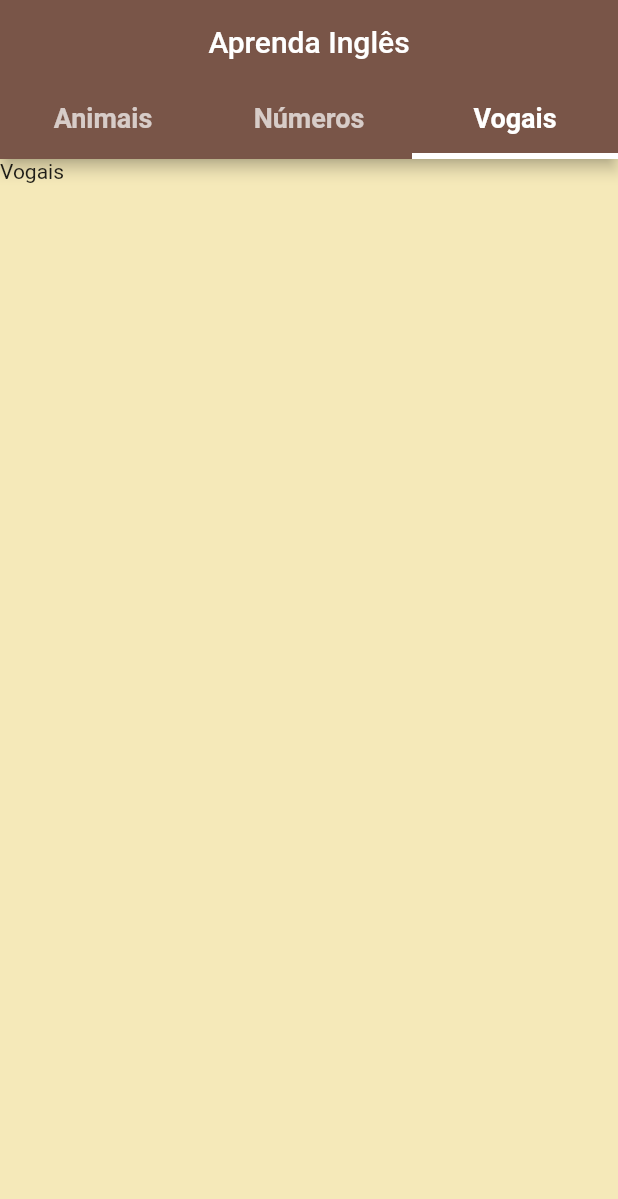
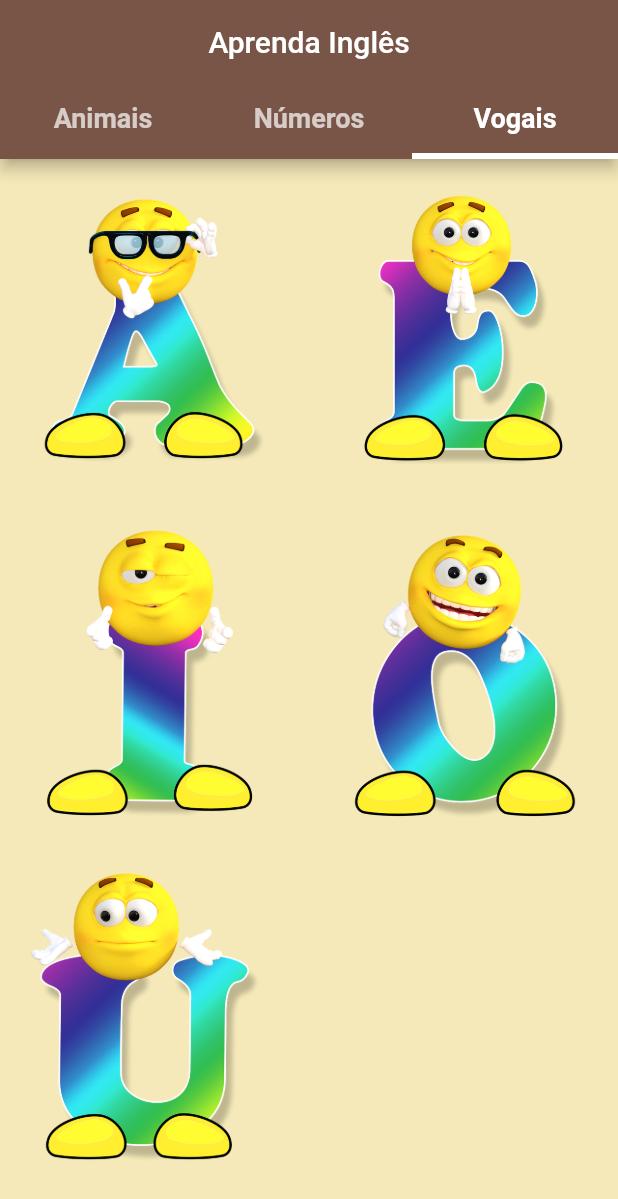
Before and after one commit to v-andrade-dev/flutter-estudos, a Flutter app: the screen it shows after launch, tab 3 chosen, on a phone screen of 412 x 824 dp. Shown: the top 1199 px of the screen. Run offline on Flutter 3.47's test engine with Material 2 defaults, Android fonts, the light colour scheme and no system bars; our stand-ins replace audioplayers, flutter_dotenv, youtube_player_flutter.

Commit message:
[learning-english] Implementado tela das vogais

```diff
--- a/learning_english/lib/screens/vowels.dart
+++ b/learning_english/lib/screens/vowels.dart
@@ -1,4 +1,5 @@
 import 'package:flutter/material.dart';
+import 'package:audioplayers/audioplayers.dart';
 
 class Vowels extends StatefulWidget {
   @override
@@ -6,10 +7,54 @@ class Vowels extends StatefulWidget {
 }
 
 class _VowelsState extends State<Vowels> {
+  final _player = AudioPlayer();
+  String _audio = '';
   @override
   Widget build(BuildContext context) {
-    return Container(
-      child: Text("Vogais"),
+    return GridView.count(
+      crossAxisCount: 2,
+      childAspectRatio: MediaQuery.of(context).size.aspectRatio * 1.8,
+      children: [
+        GestureDetector(
+          onTap: () {
+            _audio = "a";
+            playerAudio(_audio);
+          },
+          child: Image.asset('assets/images/a.png'),
+        ),
+        GestureDetector(
+          onTap: () {
+            _audio = "e";
+            playerAudio(_audio);
+          },
+          child: Image.asset('assets/images/e.png'),
+        ),
+        GestureDetector(
+          onTap: () {
+            _audio = "i";
+            playerAudio(_audio);
+          },
+          child: Image.asset('assets/images/i.png'),
+        ),
+        GestureDetector(
+          onTap: () {
+            _audio = "o";
+            playerAudio(_audio);
+          },
+          child: Image.asset('assets/images/o.png'),
+        ),
+        GestureDetector(
+          onTap: () {
+            _audio = "u";
+            playerAudio(_audio);
+          },
+          child: Image.asset('assets/images/u.png'),
+        )
+      ],
     );
   }
+
+  void playerAudio(String audio) {
+    _player.play(AssetSource('audio/$audio.mp3'));
+  }
 }
```
